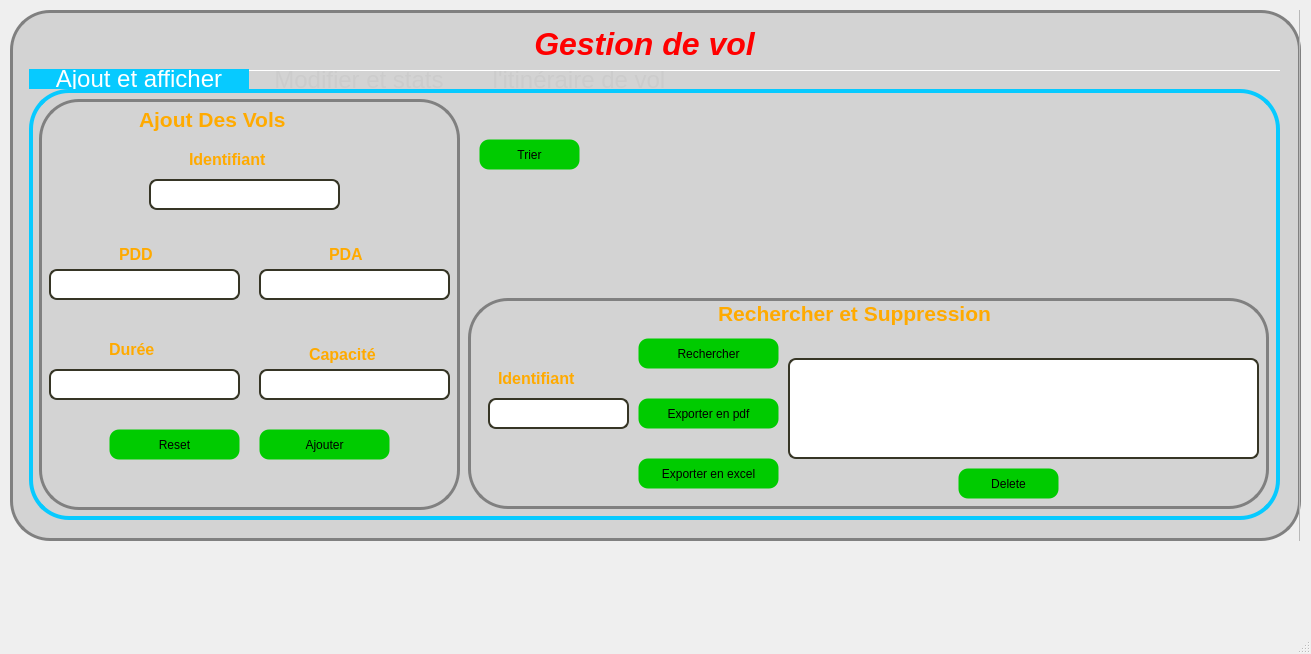
First picture: the form in SmartSky/mainwindow.ui, repository LordNull3/Project_CPP, before the edit.
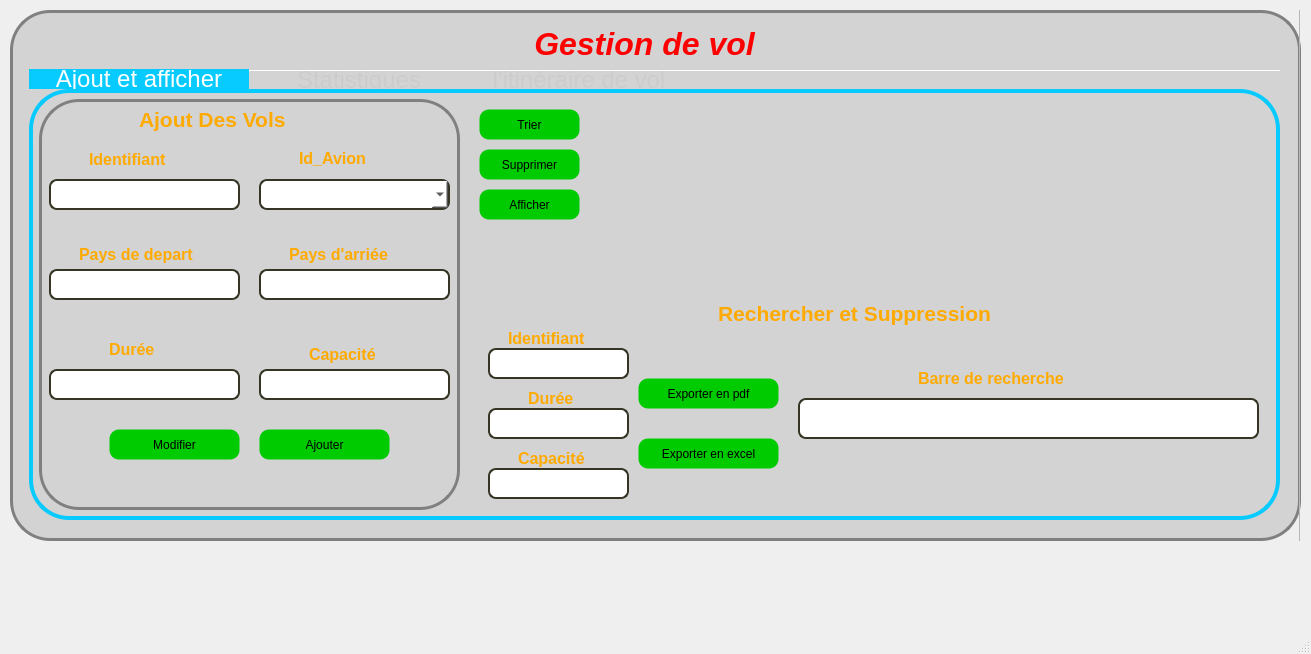
Second picture: the form after the edit. Icons and pictures are not drawn.

Commit message: delete modified , added rechercher et trier .

```diff
--- a/SmartSky/mainwindow.ui
+++ b/SmartSky/mainwindow.ui
@@ -299,7 +299,7 @@
          <widget class="QLabel" name="label">
           <property name="geometry">
            <rect>
-            <x>150</x>
+            <x>50</x>
             <y>40</y>
             <width>111</width>
             <height>41</height>
@@ -325,7 +325,7 @@
          <widget class="QLineEdit" name="IdAline">
           <property name="geometry">
            <rect>
-            <x>110</x>
+            <x>10</x>
             <y>80</y>
             <width>191</width>
             <height>31</height>
@@ -341,14 +341,14 @@
          <widget class="QLabel" name="label_2">
           <property name="geometry">
            <rect>
-            <x>80</x>
+            <x>40</x>
             <y>140</y>
-            <width>51</width>
+            <width>151</width>
             <height>31</height>
            </rect>
           </property>
           <property name="text">
-           <string>&lt;html&gt;&lt;head/&gt;&lt;body&gt;&lt;p&gt;&lt;span style=&quot; font-size:12pt; font-weight:600; color:#ffaa00;&quot;&gt;PDD&lt;/span&gt;&lt;/p&gt;&lt;/body&gt;&lt;/html&gt;</string>
+           <string>&lt;html&gt;&lt;head/&gt;&lt;body&gt;&lt;p&gt;&lt;span style=&quot; font-size:12pt; font-weight:600; color:#ffaa00;&quot;&gt;Pays de depart&lt;/span&gt;&lt;/p&gt;&lt;/body&gt;&lt;/html&gt;</string>
           </property>
          </widget>
          <widget class="QLineEdit" name="PddAline">
@@ -389,14 +389,14 @@
          <widget class="QLabel" name="label_3">
           <property name="geometry">
            <rect>
-            <x>290</x>
+            <x>250</x>
             <y>140</y>
-            <width>41</width>
+            <width>131</width>
             <height>31</height>
            </rect>
           </property>
           <property name="text">
-           <string>&lt;html&gt;&lt;head/&gt;&lt;body&gt;&lt;p&gt;&lt;span style=&quot; font-size:12pt; font-weight:600; color:#ffaa00;&quot;&gt;PDA&lt;/span&gt;&lt;/p&gt;&lt;/body&gt;&lt;/html&gt;</string>
+           <string>&lt;html&gt;&lt;head/&gt;&lt;body&gt;&lt;p&gt;&lt;span style=&quot; font-size:12pt; font-weight:600; color:#ffaa00;&quot;&gt;Pays d'arriée&lt;/span&gt;&lt;/p&gt;&lt;/body&gt;&lt;/html&gt;</string>
           </property>
          </widget>
          <widget class="QLabel" name="label_4">
@@ -493,7 +493,7 @@
            <string>Ajouter</string>
           </property>
          </widget>
-         <widget class="QPushButton" name="RajouterButton">
+         <widget class="QPushButton" name="Modifer_button">
           <property name="geometry">
            <rect>
             <x>70</x>
@@ -503,20 +503,63 @@
            </rect>
           </property>
           <property name="styleSheet">
-           <string notr="true">#RajouterButton{
+           <string notr="true">#Modifer_button{
 background-color: rgb(0, 203, 0);
 border-width: 1px;
 border-color: none;
 border-style: solid;
 border-radius: 10px;
+}
+
+
+QPushButton:hover {
+	background-color: rgb(255, 140, 0);
+font: 75 9pt &quot;Comic Sans MS&quot;;
+color: rgb(0, 0, 0);
+border-radius:10px;
+}
+QPushButton:pressed {
+	background-color: rgb(255, 179, 0);
+font: 75 9pt &quot;Comic Sans MS&quot;;
+color: rgb(0, 0, 0);
+border-radius:10px;
 }</string>
           </property>
           <property name="text">
-           <string>Reset</string>
+           <string>Modifier</string>
+          </property>
+         </widget>
+         <widget class="QComboBox" name="LD_Avion">
+          <property name="geometry">
+           <rect>
+            <x>220</x>
+            <y>80</y>
+            <width>191</width>
+            <height>31</height>
+           </rect>
+          </property>
+          <property name="styleSheet">
+           <string notr="true">border : 2px solid #363525;
+border-style: solid;
+border-radius: 8px;
+background-color : white;</string>
+          </property>
+         </widget>
+         <widget class="QLabel" name="label_8">
+          <property name="geometry">
+           <rect>
+            <x>260</x>
+            <y>50</y>
+            <width>111</width>
+            <height>41</height>
+           </rect>
+          </property>
+          <property name="text">
+           <string>&lt;html&gt;&lt;head/&gt;&lt;body&gt;&lt;p&gt;&lt;span style=&quot; font-size:12pt; font-weight:600; color:#ffaa00;&quot;&gt;Id_Avion&lt;/span&gt;&lt;/p&gt;&lt;p&gt;&lt;br/&gt;&lt;/p&gt;&lt;/body&gt;&lt;/html&gt;</string>
           </property>
          </widget>
         </widget>
-        <widget class="QFrame" name="FrameE2">
+        <widget class="QFrame" name="vol_RE_button">
          <property name="geometry">
           <rect>
            <x>439</x>
@@ -554,7 +597,7 @@
           <property name="geometry">
            <rect>
             <x>20</x>
-            <y>100</y>
+            <y>50</y>
             <width>141</width>
             <height>31</height>
            </rect>
@@ -569,8 +612,8 @@
          <widget class="QLabel" name="label_10">
           <property name="geometry">
            <rect>
-            <x>30</x>
-            <y>60</y>
+            <x>40</x>
+            <y>20</y>
             <width>111</width>
             <height>41</height>
            </rect>
@@ -579,109 +622,159 @@
            <string>&lt;html&gt;&lt;head/&gt;&lt;body&gt;&lt;p&gt;&lt;span style=&quot; font-size:12pt; font-weight:600; color:#ffaa00;&quot;&gt;Identifiant&lt;/span&gt;&lt;/p&gt;&lt;/body&gt;&lt;/html&gt;</string>
           </property>
          </widget>
-         <widget class="QPushButton" name="ReButton">
+         <widget class="QPushButton" name="Pdf_Ex">
           <property name="geometry">
            <rect>
             <x>170</x>
-            <y>40</y>
+            <y>80</y>
             <width>141</width>
             <height>31</height>
            </rect>
           </property>
           <property name="styleSheet">
-           <string notr="true">background-color: rgb(0, 203, 0);
+           <string notr="true">#Pdf_Ex{
+background-color: rgb(0, 203, 0);
 border-width: 1px;
 border-color: none;
 border-style: solid;
-border-radius: 10px;</string>
-          </property>
-          <property name="text">
-           <string>Rechercher</string>
-          </property>
-         </widget>
-         <widget class="QTextBrowser" name="TextAffichage">
-          <property name="geometry">
-           <rect>
-            <x>320</x>
-            <y>60</y>
-            <width>471</width>
-            <height>101</height>
-           </rect>
-          </property>
-          <property name="styleSheet">
-           <string notr="true">#TextAffichage{
-border : 2px solid #363525;
-border-style: solid;
-border-radius: 8px;
-background-color:white;
+border-radius: 10px;
+}
+QPushButton:hover {
+	background-color: rgb(255, 140, 0);
+font: 75 9pt &quot;Comic Sans MS&quot;;
+color: rgb(0, 0, 0);
+border-radius:10px;
+}
+QPushButton:pressed {
+	background-color: rgb(255, 179, 0);
+font: 75 9pt &quot;Comic Sans MS&quot;;
+color: rgb(0, 0, 0);
+border-radius:10px;
 }</string>
-          </property>
-          <property name="html">
-           <string>&lt;!DOCTYPE HTML PUBLIC &quot;-//W3C//DTD HTML 4.0//EN&quot; &quot;http://www.w3.org/TR/REC-html40/strict.dtd&quot;&gt;
-&lt;html&gt;&lt;head&gt;&lt;meta name=&quot;qrichtext&quot; content=&quot;1&quot; /&gt;&lt;style type=&quot;text/css&quot;&gt;
-p, li { white-space: pre-wrap; }
-&lt;/style&gt;&lt;/head&gt;&lt;body style=&quot; font-family:'MS Shell Dlg 2'; font-size:7.8pt; font-weight:400; font-style:normal;&quot;&gt;
-&lt;p style=&quot;-qt-paragraph-type:empty; margin-top:0px; margin-bottom:0px; margin-left:0px; margin-right:0px; -qt-block-indent:0; text-indent:0px; font-family:'MS Shell Dlg 2';&quot;&gt;&lt;br /&gt;&lt;/p&gt;&lt;/body&gt;&lt;/html&gt;</string>
-          </property>
-         </widget>
-         <widget class="QPushButton" name="RajouterButton_3">
-          <property name="geometry">
-           <rect>
-            <x>170</x>
-            <y>100</y>
-            <width>141</width>
-            <height>31</height>
-           </rect>
-          </property>
-          <property name="styleSheet">
-           <string notr="true">background-color: rgb(0, 203, 0);
-border-width: 1px;
-border-color: none;
-border-style: solid;
-border-radius: 10px;</string>
           </property>
           <property name="text">
            <string>Exporter en pdf</string>
           </property>
          </widget>
-         <widget class="QPushButton" name="RajouterButton_4">
+         <widget class="QPushButton" name="Excel_EX">
           <property name="geometry">
            <rect>
             <x>170</x>
-            <y>160</y>
+            <y>140</y>
             <width>141</width>
             <height>31</height>
            </rect>
           </property>
           <property name="styleSheet">
-           <string notr="true">background-color: rgb(0, 203, 0);
+           <string notr="true">#Excel_EX{
+background-color: rgb(0, 203, 0);
 border-width: 1px;
 border-color: none;
 border-style: solid;
-border-radius: 10px;</string>
+border-radius: 10px;
+}
+QPushButton:hover {
+	background-color: rgb(255, 140, 0);
+font: 75 9pt &quot;Comic Sans MS&quot;;
+color: rgb(0, 0, 0);
+border-radius:10px;
+}
+QPushButton:pressed {
+	background-color: rgb(255, 179, 0);
+font: 75 9pt &quot;Comic Sans MS&quot;;
+color: rgb(0, 0, 0);
+border-radius:10px;
+}</string>
           </property>
           <property name="text">
            <string>Exporter en excel</string>
           </property>
          </widget>
-         <widget class="QPushButton" name="Del_button">
+         <widget class="QLineEdit" name="Del_line_2">
           <property name="geometry">
            <rect>
-            <x>490</x>
+            <x>20</x>
             <y>170</y>
-            <width>101</width>
+            <width>141</width>
             <height>31</height>
            </rect>
           </property>
           <property name="styleSheet">
-           <string notr="true">background-color: rgb(0, 203, 0);
-border-width: 1px;
-border-color: none;
+           <string notr="true">border : 2px solid #363525;
 border-style: solid;
-border-radius: 10px;</string>
+border-radius: 8px;
+background-color:white;</string>
           </property>
+         </widget>
+         <widget class="QLineEdit" name="Del_line_3">
+          <property name="geometry">
+           <rect>
+            <x>20</x>
+            <y>110</y>
+            <width>141</width>
+            <height>31</height>
+           </rect>
+          </property>
+          <property name="styleSheet">
+           <string notr="true">border : 2px solid #363525;
+border-style: solid;
+border-radius: 8px;
+background-color:white;</string>
+          </property>
+         </widget>
+         <widget class="QLabel" name="label_13">
+          <property name="geometry">
+           <rect>
+            <x>60</x>
+            <y>80</y>
+            <width>111</width>
+            <height>41</height>
+           </rect>
+          </property>
           <property name="text">
-           <string>Delete</string>
+           <string>&lt;html&gt;&lt;head/&gt;&lt;body&gt;&lt;p&gt;&lt;span style=&quot; font-size:12pt; font-weight:600; color:#ffaa00;&quot;&gt;Durée&lt;/span&gt;&lt;/p&gt;&lt;/body&gt;&lt;/html&gt;</string>
+          </property>
+         </widget>
+         <widget class="QLabel" name="label_14">
+          <property name="geometry">
+           <rect>
+            <x>50</x>
+            <y>140</y>
+            <width>111</width>
+            <height>41</height>
+           </rect>
+          </property>
+          <property name="text">
+           <string>&lt;html&gt;&lt;head/&gt;&lt;body&gt;&lt;p&gt;&lt;span style=&quot; font-size:12pt; font-weight:600; color:#ffaa00;&quot;&gt;Capacité&lt;/span&gt;&lt;/p&gt;&lt;/body&gt;&lt;/html&gt;</string>
+          </property>
+         </widget>
+         <widget class="QLineEdit" name="lineEdit">
+          <property name="geometry">
+           <rect>
+            <x>330</x>
+            <y>100</y>
+            <width>461</width>
+            <height>41</height>
+           </rect>
+          </property>
+          <property name="styleSheet">
+           <string notr="true">border : 2px solid #363525;
+border-style: solid;
+border-radius: 8px;
+background-color : white;</string>
+          </property>
+         </widget>
+         <widget class="QLabel" name="label_15">
+          <property name="geometry">
+           <rect>
+            <x>450</x>
+            <y>60</y>
+            <width>201</width>
+            <height>41</height>
+           </rect>
+          </property>
+          <property name="text">
+           <string>&lt;html&gt;&lt;head/&gt;&lt;body&gt;&lt;p&gt;&lt;span style=&quot; font-size:12pt; font-weight:600; color:#ffaa00;&quot;&gt;Barre de recherche&lt;/span&gt;&lt;/p&gt;&lt;/body&gt;&lt;/html&gt;</string>
           </property>
          </widget>
         </widget>
@@ -689,7 +782,7 @@
          <property name="geometry">
           <rect>
            <x>440</x>
-           <y>90</y>
+           <y>130</y>
            <width>131</width>
            <height>121</height>
           </rect>
@@ -704,21 +797,36 @@
           <bool>true</bool>
          </property>
         </widget>
-        <widget class="QPushButton" name="pushButton_3">
+        <widget class="QPushButton" name="tri_vol_button">
          <property name="geometry">
           <rect>
            <x>450</x>
-           <y>50</y>
+           <y>20</y>
            <width>101</width>
            <height>31</height>
           </rect>
          </property>
          <property name="styleSheet">
-          <string notr="true">background-color: rgb(0, 203, 0);
+          <string notr="true">#tri_vol_button{
+background-color: rgb(0, 203, 0);
 border-width: 1px;
 border-color: none;
 border-style: solid;
-border-radius: 10px;</string>
+border-radius: 10px;
+}
+
+QPushButton:hover {
+	background-color: rgb(255, 140, 0);
+font: 75 9pt &quot;Comic Sans MS&quot;;
+color: rgb(0, 0, 0);
+border-radius:10px;
+}
+QPushButton:pressed {
+	background-color: rgb(255, 179, 0);
+font: 75 9pt &quot;Comic Sans MS&quot;;
+color: rgb(0, 0, 0);
+border-radius:10px;
+}</string>
          </property>
          <property name="text">
           <string>Trier</string>
@@ -734,6 +842,74 @@
           </rect>
          </property>
         </widget>
+        <widget class="QPushButton" name="Del_button">
+         <property name="geometry">
+          <rect>
+           <x>450</x>
+           <y>60</y>
+           <width>101</width>
+           <height>31</height>
+          </rect>
+         </property>
+         <property name="styleSheet">
+          <string notr="true">#Del_button{
+background-color: rgb(0, 203, 0);
+border-width: 1px;
+border-color: none;
+border-style: solid;
+border-radius: 10px;
+}
+QPushButton:hover {
+	background-color: rgb(255, 140, 0);
+font: 75 9pt &quot;Comic Sans MS&quot;;
+color: rgb(0, 0, 0);
+border-radius:10px;
+}
+QPushButton:pressed {
+	background-color: rgb(255, 179, 0);
+font: 75 9pt &quot;Comic Sans MS&quot;;
+color: rgb(0, 0, 0);
+border-radius:10px;
+}</string>
+         </property>
+         <property name="text">
+          <string>Supprimer</string>
+         </property>
+        </widget>
+        <widget class="QPushButton" name="Afficher">
+         <property name="geometry">
+          <rect>
+           <x>450</x>
+           <y>100</y>
+           <width>101</width>
+           <height>31</height>
+          </rect>
+         </property>
+         <property name="styleSheet">
+          <string notr="true">#Afficher{
+background-color: rgb(0, 203, 0);
+border-width: 1px;
+border-color: none;
+border-style: solid;
+border-radius: 10px;
+}
+QPushButton:hover {
+	background-color: rgb(255, 140, 0);
+font: 75 9pt &quot;Comic Sans MS&quot;;
+color: rgb(0, 0, 0);
+border-radius:10px;
+}
+QPushButton:pressed {
+	background-color: rgb(255, 179, 0);
+font: 75 9pt &quot;Comic Sans MS&quot;;
+color: rgb(0, 0, 0);
+border-radius:10px;
+}</string>
+         </property>
+         <property name="text">
+          <string>Afficher</string>
+         </property>
+        </widget>
        </widget>
        <widget class="QWidget" name="SecondaryTab">
         <property name="styleSheet">
@@ -743,218 +919,12 @@
 }</string>
         </property>
         <attribute name="title">
-         <string>Modifier et stats</string>
+         <string>Statistiques</string>
         </attribute>
-        <widget class="QFrame" name="FrameE3">
-         <property name="geometry">
-          <rect>
-           <x>10</x>
-           <y>10</y>
-           <width>421</width>
-           <height>411</height>
-          </rect>
-         </property>
-         <property name="styleSheet">
-          <string notr="true">#FrameE3{
-border: 3px solid gray;
-border-radius: 40px;
-}</string>
-         </property>
-         <property name="frameShape">
-          <enum>QFrame::StyledPanel</enum>
-         </property>
-         <property name="frameShadow">
-          <enum>QFrame::Raised</enum>
-         </property>
-         <widget class="QLabel" name="label_13">
-          <property name="geometry">
-           <rect>
-            <x>120</x>
-            <y>40</y>
-            <width>171</width>
-            <height>41</height>
-           </rect>
-          </property>
-          <property name="text">
-           <string>&lt;html&gt;&lt;head/&gt;&lt;body&gt;&lt;p&gt;&lt;span style=&quot; font-size:16pt; font-weight:600; color:#ffaa00;&quot;&gt;Modification&lt;/span&gt;&lt;/p&gt;&lt;/body&gt;&lt;/html&gt;</string>
-          </property>
-         </widget>
-         <widget class="QLabel" name="label_14">
-          <property name="geometry">
-           <rect>
-            <x>90</x>
-            <y>190</y>
-            <width>51</width>
-            <height>31</height>
-           </rect>
-          </property>
-          <property name="text">
-           <string>&lt;html&gt;&lt;head/&gt;&lt;body&gt;&lt;p&gt;&lt;span style=&quot; font-size:12pt; font-weight:600; color:#ffaa00;&quot;&gt;PDD&lt;/span&gt;&lt;/p&gt;&lt;/body&gt;&lt;/html&gt;</string>
-          </property>
-         </widget>
-         <widget class="QLineEdit" name="PaMline">
-          <property name="geometry">
-           <rect>
-            <x>240</x>
-            <y>220</y>
-            <width>121</width>
-            <height>31</height>
-           </rect>
-          </property>
-          <property name="styleSheet">
-           <string notr="true">border : 2px solid #363525;
-border-style: solid;
-border-radius: 8px;
-background-color:white;</string>
-          </property>
-         </widget>
-         <widget class="QLineEdit" name="PdMline">
-          <property name="geometry">
-           <rect>
-            <x>60</x>
-            <y>220</y>
-            <width>121</width>
-            <height>31</height>
-           </rect>
-          </property>
-          <property name="styleSheet">
-           <string notr="true">border : 2px solid #363525;
-border-style: solid;
-border-radius: 8px;
-background-color:white;</string>
-          </property>
-          <property name="text">
-           <string/>
-          </property>
-         </widget>
-         <widget class="QLabel" name="label_15">
-          <property name="geometry">
-           <rect>
-            <x>280</x>
-            <y>190</y>
-            <width>41</width>
-            <height>31</height>
-           </rect>
-          </property>
-          <property name="text">
-           <string>&lt;html&gt;&lt;head/&gt;&lt;body&gt;&lt;p&gt;&lt;span style=&quot; font-size:12pt; font-weight:600; color:#ffaa00;&quot;&gt;PDA&lt;/span&gt;&lt;/p&gt;&lt;/body&gt;&lt;/html&gt;</string>
-          </property>
-         </widget>
-         <widget class="QLabel" name="label_16">
-          <property name="geometry">
-           <rect>
-            <x>80</x>
-            <y>260</y>
-            <width>61</width>
-            <height>21</height>
-           </rect>
-          </property>
-          <property name="text">
-           <string>&lt;html&gt;&lt;head/&gt;&lt;body&gt;&lt;p&gt;&lt;span style=&quot; font-size:12pt; font-weight:600; color:#ffaa00;&quot;&gt;Durée&lt;/span&gt;&lt;/p&gt;&lt;/body&gt;&lt;/html&gt;</string>
-          </property>
-         </widget>
-         <widget class="QLineEdit" name="DMline">
-          <property name="geometry">
-           <rect>
-            <x>60</x>
-            <y>290</y>
-            <width>121</width>
-            <height>31</height>
-           </rect>
-          </property>
-          <property name="styleSheet">
-           <string notr="true">border : 2px solid #363525;
-border-style: solid;
-border-radius: 8px;
-background-color : white</string>
-          </property>
-         </widget>
-         <widget class="QLineEdit" name="CMline">
-          <property name="geometry">
-           <rect>
-            <x>240</x>
-            <y>290</y>
-            <width>121</width>
-            <height>31</height>
-           </rect>
-          </property>
-          <property name="styleSheet">
-           <string notr="true">border : 2px solid #363525;
-border-style: solid;
-border-radius: 8px;
-background-color:white</string>
-          </property>
-         </widget>
-         <widget class="QLabel" name="label_17">
-          <property name="geometry">
-           <rect>
-            <x>250</x>
-            <y>260</y>
-            <width>91</width>
-            <height>31</height>
-           </rect>
-          </property>
-          <property name="text">
-           <string>&lt;html&gt;&lt;head/&gt;&lt;body&gt;&lt;p&gt;&lt;span style=&quot; font-size:12pt; font-weight:600; color:#ffaa00;&quot;&gt;Capacité&lt;/span&gt;&lt;/p&gt;&lt;/body&gt;&lt;/html&gt;</string>
-          </property>
-         </widget>
-         <widget class="QPushButton" name="Modifier">
-          <property name="geometry">
-           <rect>
-            <x>140</x>
-            <y>350</y>
-            <width>131</width>
-            <height>31</height>
-           </rect>
-          </property>
-          <property name="styleSheet">
-           <string notr="true">background-color: rgb(0, 203, 0);
-border-width: 1px;
-border-color: none;
-border-style: solid;
-border-radius: 10px;</string>
-          </property>
-          <property name="text">
-           <string>Confirmer</string>
-          </property>
-         </widget>
-         <widget class="QLineEdit" name="IdMline">
-          <property name="geometry">
-           <rect>
-            <x>140</x>
-            <y>140</y>
-            <width>121</width>
-            <height>31</height>
-           </rect>
-          </property>
-          <property name="styleSheet">
-           <string notr="true">border : 2px solid #363525;
-border-style: solid;
-border-radius: 8px;
-background-color:white;</string>
-          </property>
-          <property name="text">
-           <string/>
-          </property>
-         </widget>
-         <widget class="QLabel" name="label_19">
-          <property name="geometry">
-           <rect>
-            <x>140</x>
-            <y>110</y>
-            <width>121</width>
-            <height>31</height>
-           </rect>
-          </property>
-          <property name="text">
-           <string>&lt;html&gt;&lt;head/&gt;&lt;body&gt;&lt;p&gt;&lt;span style=&quot; font-size:12pt; font-weight:600; color:#ffaa00;&quot;&gt;Identifiant&lt;/span&gt;&lt;/p&gt;&lt;/body&gt;&lt;/html&gt;</string>
-          </property>
-         </widget>
-        </widget>
         <widget class="QLabel" name="label_12">
          <property name="geometry">
           <rect>
-           <x>450</x>
+           <x>240</x>
            <y>20</y>
            <width>761</width>
            <height>401</height>
```
The commit also changes 5 other files.
